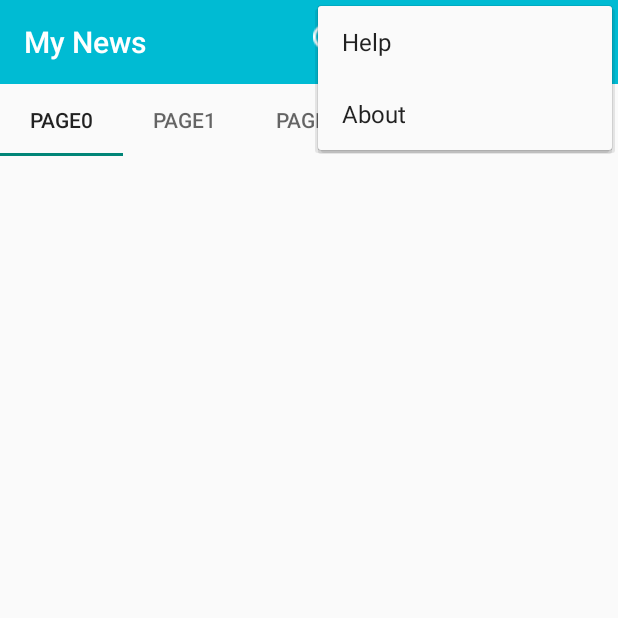
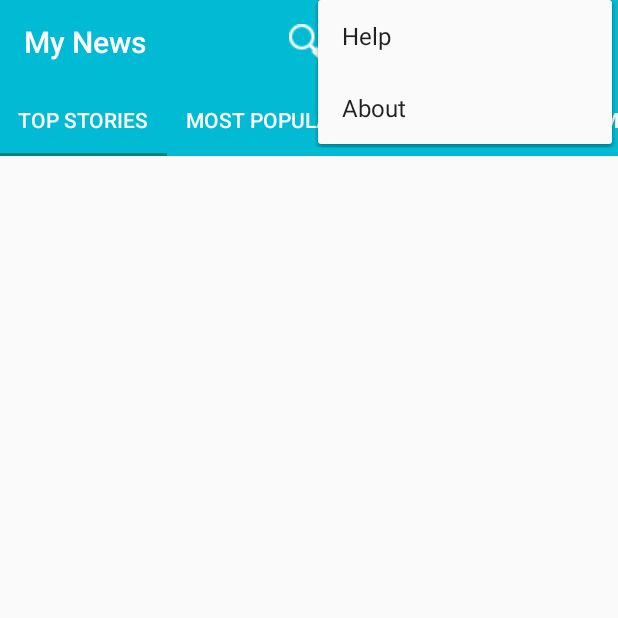
Before and after one commit to Velliane/MyNews, an Android app: the screen it shows after launch (MainActivity), with the options menu open, on a phone screen of 412 x 824 dp, the top half of it. Run offline under Robolectric (Android 15) with nearby library versions, the phone set to English and light mode, and no system bars.

Commit message:
Add Tabs to ViewPager and customize ToolBar

```diff
--- a/app/src/main/java/com/menard/mynews/ViewPagerAdapter.java
+++ b/app/src/main/java/com/menard/mynews/ViewPagerAdapter.java
@@ -6,29 +6,30 @@ import android.support.v4.app.FragmentManager;
 import android.support.v4.app.FragmentPagerAdapter;
 
 import com.menard.mynews.controller.PageFragment;
+import com.menard.mynews.model.Category;
 
 public class ViewPagerAdapter extends FragmentPagerAdapter {
 
-    private int[] colors;
 
-    public ViewPagerAdapter(FragmentManager manager, int[]colors){
+
+    public ViewPagerAdapter(FragmentManager manager){
         super(manager);
-        this.colors = colors;
+
     }
 
     @Override
     public int getCount() {
-        return 5;
+        return Category.values().length;
     }
 
     @Nullable
     @Override
     public CharSequence getPageTitle(int position) {
-        return "Page" + position;
+        return Category.values()[position].getName();
     }
 
     @Override
     public Fragment getItem(int position) {
-        return (PageFragment.newInstance(position, this.colors[position] ));
+        return (PageFragment.newInstance(position));
     }
 }
--- a/app/src/main/java/com/menard/mynews/controller/MainActivity.java
+++ b/app/src/main/java/com/menard/mynews/controller/MainActivity.java
@@ -34,12 +34,12 @@ public class MainActivity extends AppCompatActivity {
 
     private void configureViewPager(){
         ViewPager viewPager = findViewById(R.id.activity_main_viewpager);
-        viewPager.setAdapter(new ViewPagerAdapter(getSupportFragmentManager(), getResources().getIntArray(R.array.colorPagesViewPager)) {
+        viewPager.setAdapter(new ViewPagerAdapter(getSupportFragmentManager()) {
         });
 
         //-- Add tabs --
         TabLayout tabLayout = findViewById(R.id.activity_main_tabs);
         tabLayout.setupWithViewPager(viewPager);
-        tabLayout.setTabMode(TabLayout.MODE_FIXED);
+        tabLayout.setTabMode(TabLayout.MODE_SCROLLABLE);
     }
 }
--- a/app/src/main/java/com/menard/mynews/controller/PageFragment.java
+++ b/app/src/main/java/com/menard/mynews/controller/PageFragment.java
@@ -17,17 +17,15 @@ public class PageFragment extends Fragment {
      * Keys for Bundle
      */
     private static final String KEY_POSITION= "position";
-    private static final String KEY_COLOR= "color";
 
     public PageFragment(){}
 
-    public static PageFragment newInstance(int position, int color) {
+    public static PageFragment newInstance(int position) {
 
         PageFragment fragment = new PageFragment();
 
         Bundle arguments = new Bundle();
         arguments.putInt(KEY_POSITION, position);
-        arguments.putInt(KEY_COLOR, color);
         fragment.setArguments(arguments);
 
         return fragment;
@@ -41,7 +39,6 @@ public class PageFragment extends Fragment {
         RecyclerView list = result.findViewById(R.id.fragment_list);
 
         int position = getArguments().getInt(KEY_POSITION, -1);
-        int color = getArguments().getInt(KEY_COLOR, -1);
 
         return result;
     }
--- /dev/null
+++ b/app/src/main/java/com/menard/mynews/model/Category.java
@@ -0,0 +1,23 @@
+package com.menard.mynews.model;
+
+public enum Category {
+
+    TOP_STORIES("TOP STORIES"),
+    MOST_POPULAR("MOST POPULAR"),
+    ARTS("ARTS"),
+    MOVIES("MOVIES"),
+    MULTIMEDIA("MULTIMEDIA"),
+    SCIENCE("SCIENCE"),
+    TRAVEL("TRAVEL");
+
+
+    private final String mName;
+
+    Category(String name){
+        this.mName = name;
+    }
+
+    public String getName(){
+        return mName;
+    }
+}
--- a/app/src/main/res/layout/activity_main.xml
+++ b/app/src/main/res/layout/activity_main.xml
@@ -16,7 +16,10 @@
         android:id="@+id/activity_main_tabs"
         android:layout_below="@+id/toolbar"
         android:layout_width="match_parent"
-        android:layout_height="wrap_content" />
+        android:layout_height="wrap_content"
+        app:tabBackground="@color/LightBlue"
+        app:tabTextColor="@android:color/white"
+        app:tabSelectedTextColor="@android:color/white"/>
 
     <android.support.v4.view.ViewPager
         android:id="@+id/activity_main_viewpager"
--- a/app/src/main/res/values/colors.xml
+++ b/app/src/main/res/values/colors.xml
@@ -4,12 +4,7 @@
     <color name="colorPrimaryDark">#00574B</color>
     <color name="colorAccent">#D81B60</color>
 
-    <!-- Array of colors that will be used by ViewPager as background colors -->
-    <array name="colorPagesViewPager">
-        <item>#EDD9CF</item>
-        <item>#BED4D6</item>
-        <item>#ADCEB7</item>
-        <item>#F7CF8B</item>
-        <item>#FD96A2</item>
-    </array>
+
+    <color name="LightBlue">#00bbd3</color>
+    <color name="DarkBlue">#0096a6</color>
 </resources>
--- a/app/src/main/res/values/styles.xml
+++ b/app/src/main/res/values/styles.xml
@@ -9,9 +9,14 @@
     </style>
 
     <style name="ToolBarTheme" parent="Theme.AppCompat.Light.NoActionBar">
-        <item name="colorPrimary">#00bbd3</item>
-        <item name="colorPrimaryDark">#0096a6</item>
-        <!-- <item name="actionMenuTextColor">@android:color/white</item> -->
+        <item name="colorPrimary">@color/LightBlue</item>
+        <item name="colorPrimaryDark">@color/DarkBlue</item>
+        <item name="actionMenuTextColor">@android:color/white</item>
+        <item name="android:actionOverflowButtonStyle">@style/ButtonOverflow</item>
+    </style>
+
+    <style name="ButtonOverflow" parent="android:style/Widget.Holo.Light.ActionButton.Overflow">
+        <item name="android:src">@drawable/toolbar_more_24px</item>
     </style>
 
 </resources>
```
Also changed, not shown: app/src/main/res/drawable/toolbar_more_24px.png (added).
